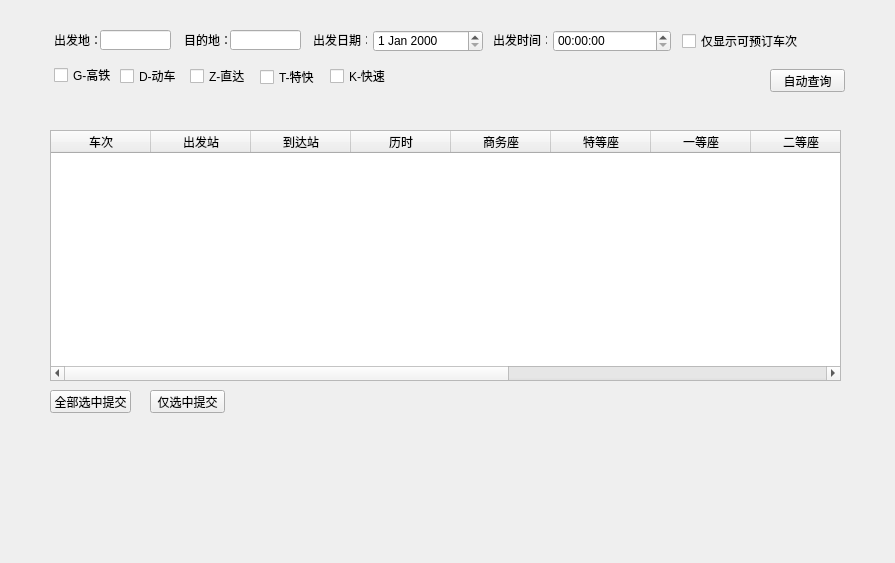
First picture: the form in yixing/tiket.ui, repository testerSunshine/12306, before the edit.
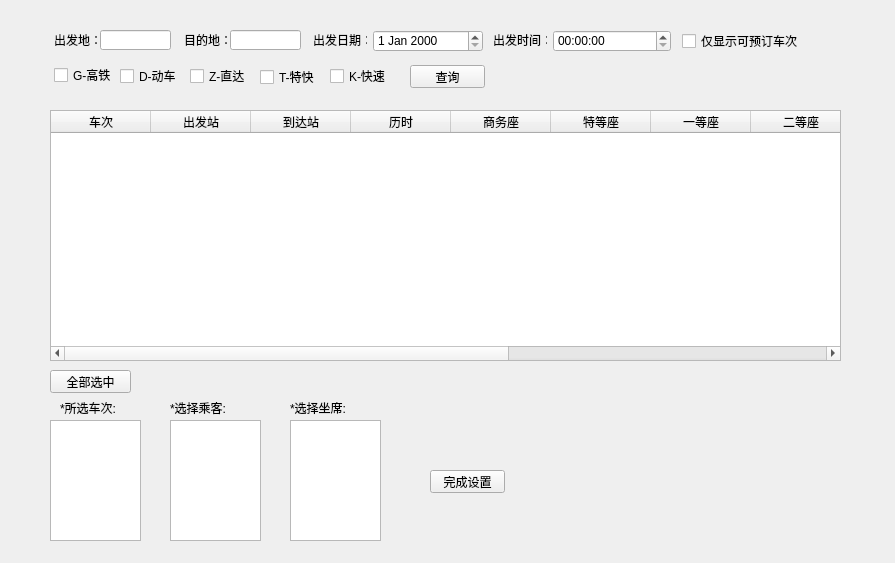
Second picture: the form after the edit.

```diff
--- a/yixing/tiket.ui
+++ b/yixing/tiket.ui
@@ -176,14 +176,14 @@
   <widget class="QPushButton" name="pushButton_2">
    <property name="geometry">
     <rect>
-     <x>770</x>
-     <y>69</y>
+     <x>410</x>
+     <y>65</y>
      <width>75</width>
      <height>23</height>
     </rect>
    </property>
    <property name="text">
-    <string>自动查询</string>
+    <string>查询</string>
    </property>
   </widget>
   <widget class="QLineEdit" name="lineEdit">
@@ -200,7 +200,7 @@
    <property name="geometry">
     <rect>
      <x>50</x>
-     <y>130</y>
+     <y>110</y>
      <width>791</width>
      <height>251</height>
     </rect>
@@ -270,26 +270,95 @@
    <property name="geometry">
     <rect>
      <x>50</x>
-     <y>390</y>
+     <y>370</y>
      <width>81</width>
      <height>23</height>
     </rect>
    </property>
    <property name="text">
-    <string>全部选中提交</string>
+    <string>全部选中</string>
    </property>
   </widget>
-  <widget class="QPushButton" name="onlySelect">
+  <widget class="QLabel" name="label_2">
    <property name="geometry">
     <rect>
-     <x>150</x>
-     <y>390</y>
+     <x>60</x>
+     <y>400</y>
+     <width>61</width>
+     <height>16</height>
+    </rect>
+   </property>
+   <property name="text">
+    <string>*所选车次:</string>
+   </property>
+  </widget>
+  <widget class="QLabel" name="label_3">
+   <property name="geometry">
+    <rect>
+     <x>170</x>
+     <y>400</y>
+     <width>61</width>
+     <height>16</height>
+    </rect>
+   </property>
+   <property name="text">
+    <string>*选择乘客:</string>
+   </property>
+  </widget>
+  <widget class="QLabel" name="label_4">
+   <property name="geometry">
+    <rect>
+     <x>290</x>
+     <y>400</y>
+     <width>61</width>
+     <height>16</height>
+    </rect>
+   </property>
+   <property name="text">
+    <string>*选择坐席:</string>
+   </property>
+  </widget>
+  <widget class="QPushButton" name="pushButton">
+   <property name="geometry">
+    <rect>
+     <x>430</x>
+     <y>470</y>
      <width>75</width>
      <height>23</height>
     </rect>
    </property>
    <property name="text">
-    <string>仅选中提交</string>
+    <string>完成设置</string>
+   </property>
+  </widget>
+  <widget class="QTableWidget" name="selectTicketInfo">
+   <property name="geometry">
+    <rect>
+     <x>50</x>
+     <y>420</y>
+     <width>91</width>
+     <height>121</height>
+    </rect>
+   </property>
+  </widget>
+  <widget class="QTableWidget" name="peopleInfo">
+   <property name="geometry">
+    <rect>
+     <x>170</x>
+     <y>420</y>
+     <width>91</width>
+     <height>121</height>
+    </rect>
+   </property>
+  </widget>
+  <widget class="QTableWidget" name="setInfo">
+   <property name="geometry">
+    <rect>
+     <x>290</x>
+     <y>420</y>
+     <width>91</width>
+     <height>121</height>
+    </rect>
    </property>
   </widget>
  </widget>
```
